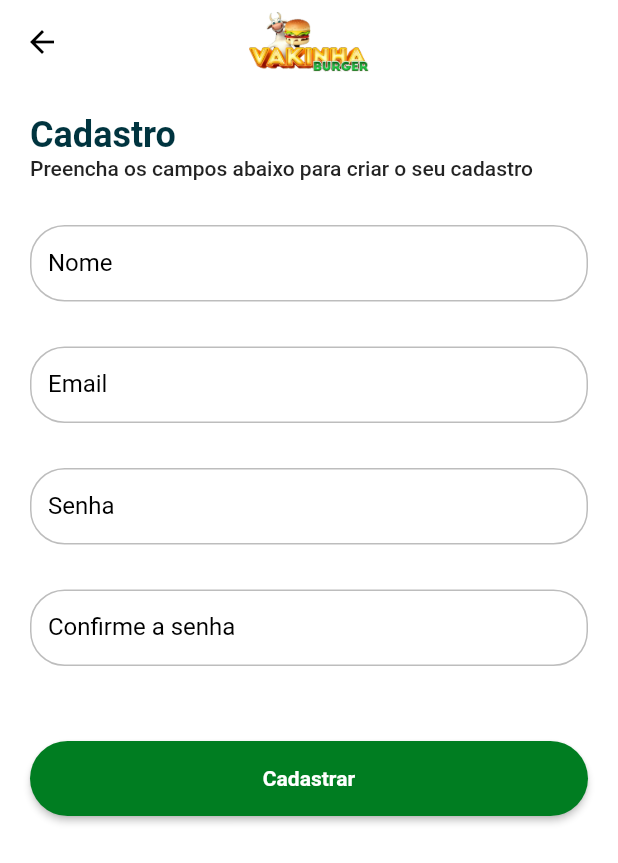
After one commit to renanspvargas/adf_vakinhaburger_getx, a Flutter app: the RegisterPage screen opened by its route, on a phone screen of 412 x 824 dp. The commit adds this screen. Shown: the top 863 px of the screen. Run offline on Flutter 3.47's test engine with Material 2 defaults, Android fonts, the phone set to English and light mode, and no system bars; our stand-ins replace get; Roboto replaces fonts that are missing (mplus1).

Commit message:
finished register page

```diff
--- /dev/null
+++ b/lib/app/modules/auth/register/register_page.dart
@@ -0,0 +1,61 @@
+import 'package:adf_vakinhaburger_getx/app/core/ui/widgets/vakinha_appbar.dart';
+import 'package:adf_vakinhaburger_getx/app/core/ui/widgets/vakinha_button.dart';
+import 'package:adf_vakinhaburger_getx/app/core/ui/widgets/vakinha_textformfield.dart';
+import 'package:flutter/material.dart';
+import 'package:get/get.dart';
+
+class RegisterPage extends StatelessWidget {
+  const RegisterPage({Key? key}) : super(key: key);
+
+  @override
+  Widget build(BuildContext context) {
+    return Scaffold(
+      appBar: VakinhaAppbar(
+        elevation: 0,
+      ),
+      backgroundColor: Colors.white,
+      body: SingleChildScrollView(
+        child: IntrinsicHeight(
+          child: Padding(
+            padding: const EdgeInsets.all(20.0),
+            child: Form(
+              child: Column(
+                crossAxisAlignment: CrossAxisAlignment.start,
+                children: [
+                  Text(
+                    'Cadastro',
+                    style: context.textTheme.headlineSmall?.copyWith(
+                      fontWeight: FontWeight.bold,
+                      color: context.theme.primaryColorDark,
+                    ),
+                  ),
+                  Text(
+                    'Preencha os campos abaixo para criar o seu cadastro',
+                    style: context.textTheme.bodyLarge,
+                  ),
+                  const SizedBox(height: 30),
+                  const VakinhaTextformfield(label: 'Nome'),
+                  const SizedBox(height: 30),
+                  const VakinhaTextformfield(label: 'Email'),
+                  const SizedBox(height: 30),
+                  const VakinhaTextformfield(label: 'Senha', obscureText: true),
+                  const SizedBox(height: 30),
+                  const VakinhaTextformfield(
+                      label: 'Confirme a senha', obscureText: true),
+                  const SizedBox(height: 50),
+                  Center(
+                    child: VakinhaButton(
+                      label: 'Cadastrar',
+                      width: context.width,
+                      onPressed: () {},
+                    ),
+                  ),
+                ],
+              ),
+            ),
+          ),
+        ),
+      ),
+    );
+  }
+}
--- a/lib/app/routes/auth_routes.dart
+++ b/lib/app/routes/auth_routes.dart
@@ -1,12 +1,15 @@
 import 'package:adf_vakinhaburger_getx/app/modules/auth/login/login_page.dart';
+import 'package:adf_vakinhaburger_getx/app/modules/auth/register/register_page.dart';
 import 'package:get/get.dart';
 
 class AuthRoutes {
   AuthRoutes._();
 
   static final routers = <GetPage>[
-    GetPage(name: login, page: () => const LoginPage())
+    GetPage(name: login, page: () => const LoginPage()),
+    GetPage(name: register, page: () => const RegisterPage())
   ];
 
   static const login = '/auth/login';
+  static const register = '/auth/register';
 }
```
